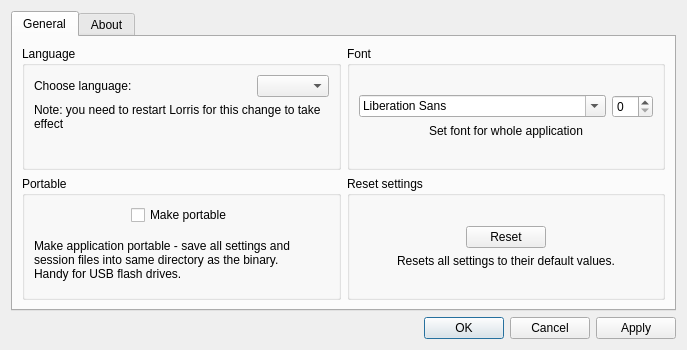
Old version of the form src/ui/settingsdialog.ui in the repository Tasssadar/Lorris.
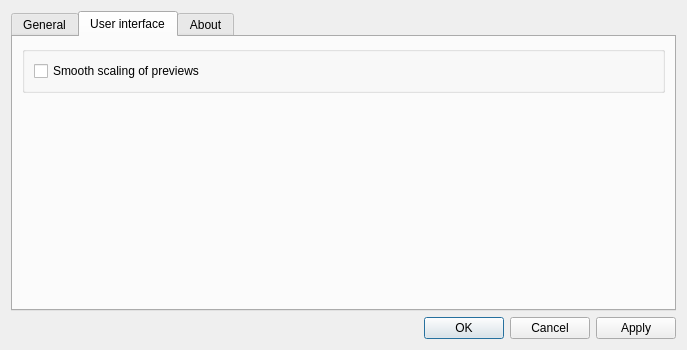
New version of the form. The open tabs and pages were chosen to show the change.

Commit message: [534] Add settings for smooth scaling of previews

```diff
--- a/src/ui/settingsdialog.ui
+++ b/src/ui/settingsdialog.ui
@@ -331,6 +331,45 @@
        </item>
       </layout>
      </widget>
+     <widget class="QWidget" name="tab_3">
+      <attribute name="title">
+       <string>User interface</string>
+      </attribute>
+      <layout class="QVBoxLayout" name="verticalLayout_7">
+       <item>
+        <widget class="QGroupBox" name="groupBox_5">
+         <property name="title">
+          <string/>
+         </property>
+         <layout class="QVBoxLayout" name="verticalLayout_8">
+          <item>
+           <widget class="QCheckBox" name="scaleBox">
+            <property name="toolTip">
+             <string>Use smooth scaling (better quality, but slower) for previews in Analyzer and ctrl+tab preview</string>
+            </property>
+            <property name="text">
+             <string>Smooth scaling of previews</string>
+            </property>
+           </widget>
+          </item>
+         </layout>
+        </widget>
+       </item>
+       <item>
+        <spacer name="verticalSpacer_11">
+         <property name="orientation">
+          <enum>Qt::Vertical</enum>
+         </property>
+         <property name="sizeHint" stdset="0">
+          <size>
+           <width>20</width>
+           <height>40</height>
+          </size>
+         </property>
+        </spacer>
+       </item>
+      </layout>
+     </widget>
      <widget class="QWidget" name="tab_2">
       <attribute name="title">
        <string>About</string>
```
The commit also changes 7 other files.
